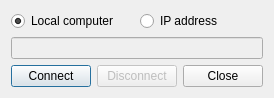
The window that Libretro/mgba/src/platform/qt/DolphinConnector.ui (kiddreads/Avalon-copy2) describes before a commit, drawn with Qt 5.
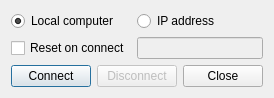
The same window after the commit. Icons and pictures are not drawn.

Commit message: Qt: Add reset toggle for Dolphin connection

The edit to the form file:
```diff
--- a/Libretro/mgba/src/platform/qt/DolphinConnector.ui
+++ b/Libretro/mgba/src/platform/qt/DolphinConnector.ui
@@ -7,7 +7,7 @@
     <x>0</x>
     <y>0</y>
     <width>306</width>
-    <height>119</height>
+    <height>123</height>
    </rect>
   </property>
   <property name="windowTitle">
@@ -40,7 +40,7 @@
      </attribute>
     </widget>
    </item>
-   <item row="2" column="0" colspan="2">
+   <item row="2" column="1">
     <widget class="QLineEdit" name="ipAddr">
      <property name="enabled">
       <bool>false</bool>
@@ -84,6 +84,13 @@
      </item>
     </layout>
    </item>
+   <item row="2" column="0">
+    <widget class="QCheckBox" name="doReset">
+     <property name="text">
+      <string>Reset on connect</string>
+     </property>
+    </widget>
+   </item>
   </layout>
  </widget>
  <resources/>
```
The commit also changes 1 other file.
